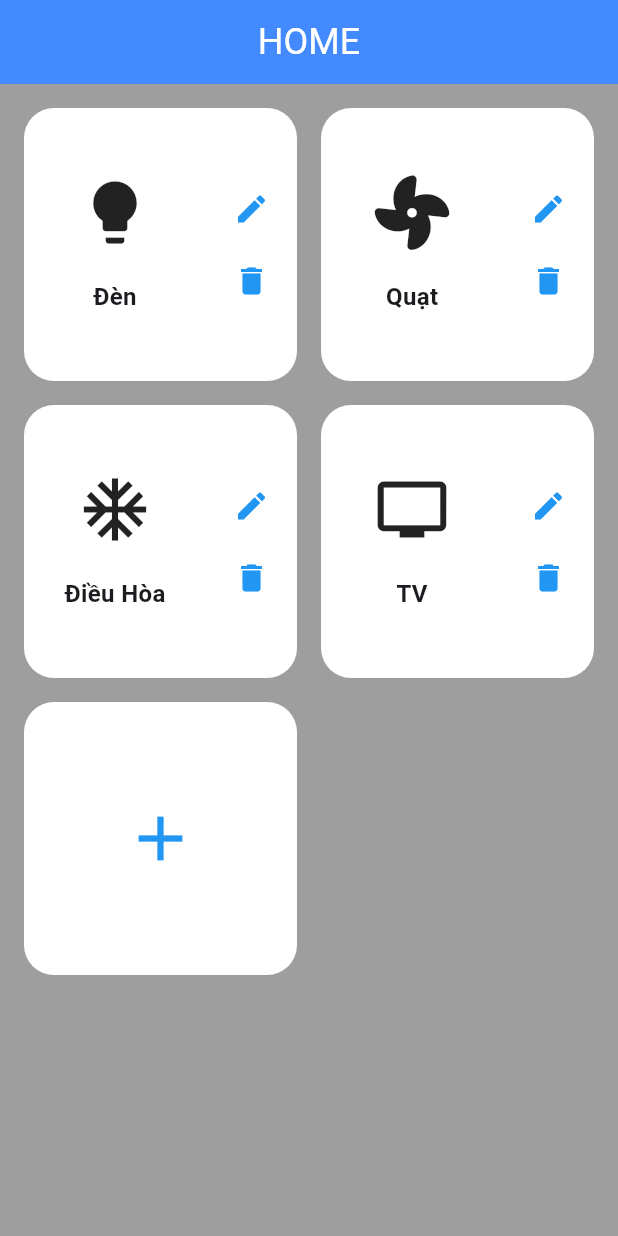
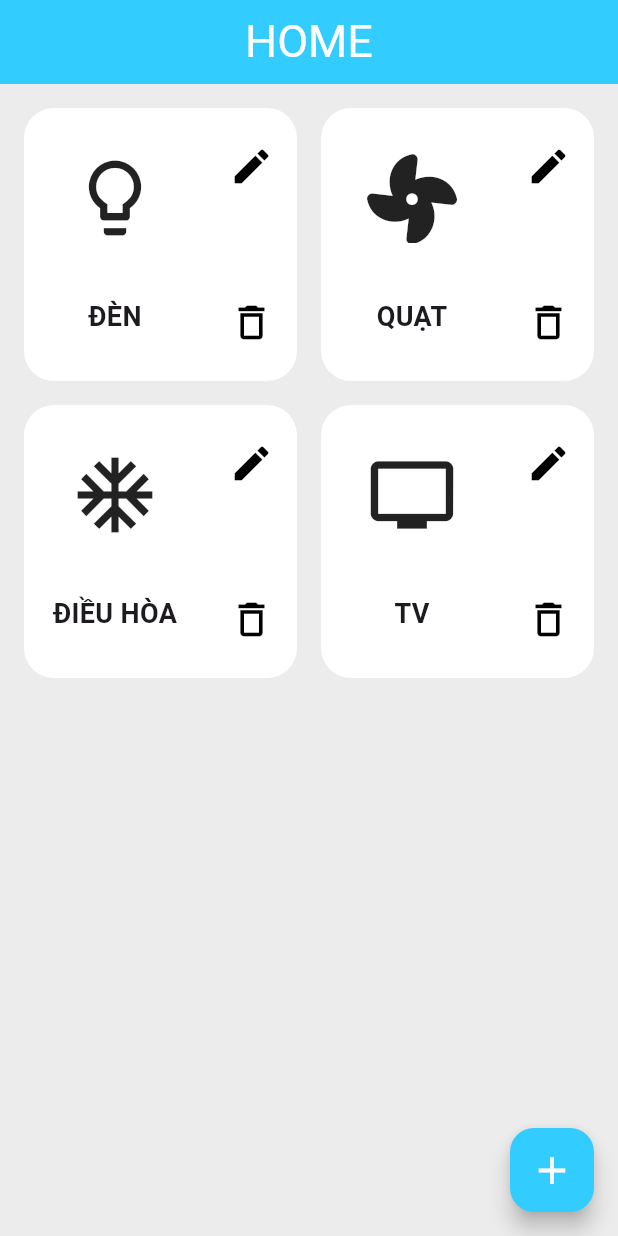
Before and after one commit to MinhPhambk/AIRC-AppIoT, a Flutter app: the screen it shows after launch, on a phone screen of 412 x 824 dp. Run offline on Flutter 3.47's test engine with Material 3 defaults, Android fonts, the phone set to English and light mode, and no system bars; our stand-ins replace animated_toggle_switch, font_awesome_flutter.

Commit message:
Merge remote-tracking branch 'origin/hiep' into hiep
# Conflicts:
#	Apptest/Apptaodanhmuc/lib/main.dart
#	Apptest/Apptaodanhmuc/pubspec.lock
#	Apptest/Apptaodanhmuc/pubspec.yaml
#	Apptest/Apptaodanhmuc/test/widget_test.dart

```diff
--- a/Apptest/Apptaodanhmuc/lib/main.dart
+++ b/Apptest/Apptaodanhmuc/lib/main.dart
@@ -2,17 +2,3 @@ import 'package:apptaodanhmuc/widget/Man1.dart';
 import 'package:flutter/material.dart';
 
 void main() => runApp(const MyApp());
-class MyApp extends StatelessWidget {
-  const MyApp({super.key});
-
-  @override
-  Widget build(BuildContext context) {
-    return MaterialApp(
-      title: 'AppIOT',
-      theme: ThemeData(
-        scaffoldBackgroundColor: Colors.grey, // Màu nền mặc định
-      ),
-      home: const Man1(),
-    );
-  }
-}
--- a/Apptest/Apptaodanhmuc/lib/widget/Man1.dart
+++ b/Apptest/Apptaodanhmuc/lib/widget/Man1.dart
@@ -1,6 +1,22 @@
 import 'package:flutter/material.dart';
 import 'package:font_awesome_flutter/font_awesome_flutter.dart';
+import 'Man2.dart';
 
+class MyApp extends StatelessWidget {
+  const MyApp({super.key});
+
+  @override
+  Widget build(BuildContext context) {
+    return MaterialApp(
+      debugShowCheckedModeBanner: false,
+      title: 'AppIOT',
+      theme: ThemeData(
+        scaffoldBackgroundColor: const Color(0xFFECECEC), // Màu nền mặc định
+      ),
+      home: const Man1(),
+    );
+  }
+}
 class Man1 extends StatefulWidget {
   const Man1({super.key});
 
@@ -13,11 +29,11 @@ class _Man1State extends State<Man1> {
   Widget build(BuildContext context) {
     return Scaffold(
       appBar: AppBar(
-        backgroundColor: Colors.blueAccent,
+        backgroundColor: const Color(0xFF33CCFF),
         title: const Center(
             child: Text(
           'HOME',
-          style: TextStyle(fontSize: 24, color: Colors.white),
+          style: TextStyle(fontSize: 30, color: Colors.white),
         )),
       ),
       body: Padding(
@@ -27,20 +43,38 @@ class _Man1State extends State<Man1> {
           crossAxisSpacing: 16, //khoảng cách các cột
           mainAxisSpacing: 16, //khoảng cách giữa các hàng
           children: [
-            buildGridItem('Đèn', Icons.lightbulb),
-            buildGridItem('Quạt', FontAwesomeIcons.fan),
-            buildGridItem('Điều Hòa', Icons.ac_unit),
-            buildGridItem('TV', Icons.tv),
-            buildAddButton(),
+            buildGridItem('ĐÈN', Icons.lightbulb_outline,context),
+            buildGridItem('QUẠT', FontAwesomeIcons.fan,context),
+            buildGridItem('ĐIỀU HÒA', Icons.ac_unit_outlined,context),
+            buildGridItem('TV', Icons.tv,context),
           ],
         ),
+      ),
+      floatingActionButton: FloatingActionButton(
+        onPressed: () {
+          // Hành động khi nhấn nút
+          // Navigator.push(
+          //   context,
+          //   MaterialPageRoute(builder: (context) => const AddScreen()),
+          // );
+        },
+        backgroundColor: const Color(0xFF33CCFF),
+        child: const Icon(Icons.add,color: Colors.white,size: 30),
       ),
     );
   }
 }
 
-Widget buildGridItem(String title, IconData icon) {
-  return Container(
+Widget buildGridItem(String title, IconData icon, BuildContext context) {
+  return GestureDetector(
+    onTap: () {
+      // Chuyển sang màn hình 2 khi nhấn vào Container
+      Navigator.push(
+        context,
+        MaterialPageRoute(builder: (context) => Screen2(category: title)),
+      );
+    },
+    child: Container(
       decoration: BoxDecoration(
         borderRadius: BorderRadius.circular(20),
         color: Colors.white,
@@ -51,63 +85,70 @@ Widget buildGridItem(String title, IconData icon) {
         children: [
           Expanded(
             flex: 2, // Định nghĩa tỷ lệ không gian cho cột này
+            child: Padding(
+              padding: const EdgeInsets.symmetric(vertical: 30),
               child: Column(
-            mainAxisAlignment: MainAxisAlignment.center, // Căn giữa theo trục dọc
+                mainAxisAlignment: MainAxisAlignment.spaceBetween, // Căn giữa theo trục dọc
                 children: [
                   ClipRRect(
                     borderRadius: BorderRadius.circular(10),
                     child: Icon(
                       icon,
-                  size: 50,
+                      size: 60,
                     ),
                   ),
                   const SizedBox(height: 20),
                   Text(
                     title,
-                style: const TextStyle(fontSize: 16, fontWeight: FontWeight.bold),
+                    style: const TextStyle(fontSize: 18, fontWeight: FontWeight.bold),
                   ),
                 ],
               ),
             ),
+          ),
           Expanded(
             flex: 1,
+            child: Padding(
+              padding: const EdgeInsets.symmetric(vertical: 15),
               child: Column(
-            mainAxisAlignment: MainAxisAlignment.center,
+                mainAxisAlignment: MainAxisAlignment.spaceBetween,
                 children: [
                   IconButton(
-                icon: const Icon(Icons.edit, color: Colors.blue),
+                    icon: const Icon(Icons.edit, size: 30, color: Colors.black),
                     onPressed: () {
                       //Xử lý sửa
                     },
                   ),
                   IconButton(
-                icon: const Icon(Icons.delete, color: Colors.blue),
+                    icon: const Icon(Icons.delete_outline,size: 30, color: Colors.black),
                     onPressed: () {
                       //Xử lý xóa
                     },
                   ),
                 ],
               ),
+            ),
           )
         ],
+      ),
     ),
   );
 }
 
-Widget buildAddButton() {
-  return GestureDetector(
-    onTap: () {
-      print('Hello');
-      //Thêm thiết bị
-    },
-    child: Container(
-      decoration: BoxDecoration(
-        borderRadius: BorderRadius.circular(20),
-        color: Colors.white,
-      ),
-      child: const Center(
-        child: Icon(Icons.add, size: 50, color: Colors.blue),
-      ),
-    ),
-  );
-}
+// Widget buildAddButton() {
+//   return GestureDetector(
+//     onTap: () {
+//       print('Hello');
+//       //Thêm thiết bị
+//     },
+//     child: Container(
+//       decoration: BoxDecoration(
+//         borderRadius: BorderRadius.circular(20),
+//         color: Colors.white,
+//       ),
+//       child: const Center(
+//         child: Icon(Icons.add, size: 50, color: Colors.blue),
+//       ),
+//     ),
+//   );
+// }
--- a/Apptest/Apptaodanhmuc/pubspec.yaml
+++ b/Apptest/Apptaodanhmuc/pubspec.yaml
@@ -48,6 +48,7 @@ dev_dependencies:
   # rules and activating additional ones.
   flutter_lints: ^4.0.0
   flutter_launcher_icons: "^0.13.1"
+  animated_toggle_switch:
 
 # For information on the generic Dart part of this file, see the
 # following page: https://dart.dev/tools/pub/pubspec
```
Also changed, not shown: Apptest/Apptaodanhmuc/lib/widget/Man2.dart (+220 -0 lines), Apptest/Apptaodanhmuc/pubspec.lock. Lines whose indentation alone changed are shown as unchanged.
